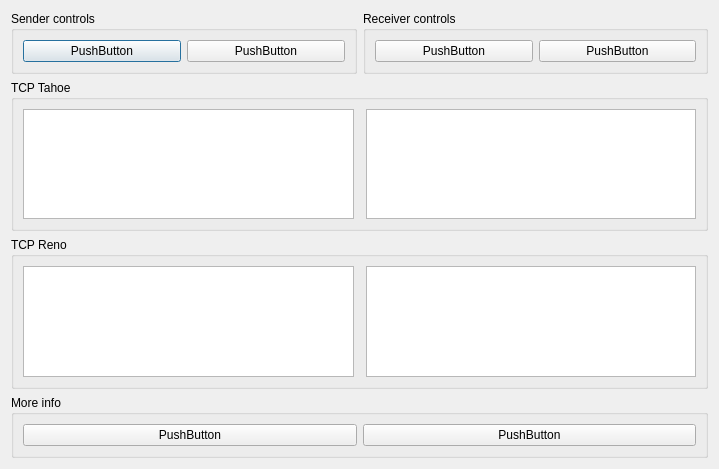
Old version of the form congestionwindow.ui in the repository AONunan/FinalYearProject.
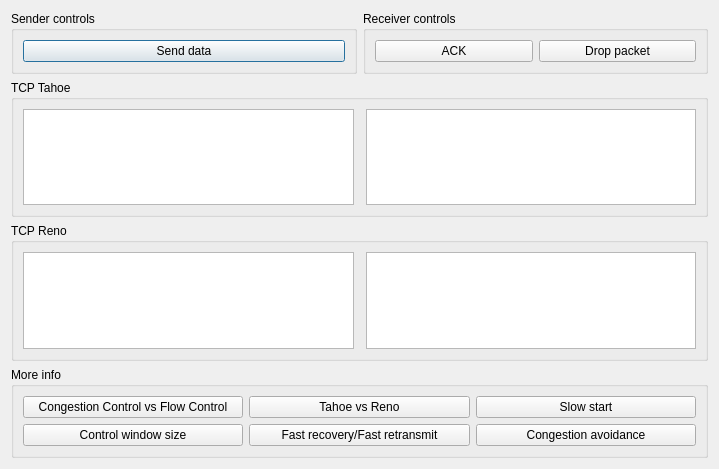
New version of the form. Custom widgets are drawn as their Qt base class.

Commit message: CongestionWindow skeletoncode added

```diff
--- a/congestionwindow.ui
+++ b/congestionwindow.ui
@@ -27,14 +27,7 @@
           <item>
            <widget class="QPushButton" name="pushButton">
             <property name="text">
-             <string>PushButton</string>
-            </property>
-           </widget>
-          </item>
-          <item>
-           <widget class="QPushButton" name="pushButton_2">
-            <property name="text">
-             <string>PushButton</string>
+             <string>Send data</string>
             </property>
            </widget>
           </item>
@@ -50,14 +43,14 @@
           <item>
            <widget class="QPushButton" name="pushButton_5">
             <property name="text">
-             <string>PushButton</string>
+             <string>ACK</string>
             </property>
            </widget>
           </item>
           <item>
            <widget class="QPushButton" name="pushButton_6">
             <property name="text">
-             <string>PushButton</string>
+             <string>Drop packet</string>
             </property>
            </widget>
           </item>
@@ -115,18 +108,46 @@
        <property name="title">
         <string>More info</string>
        </property>
-       <layout class="QHBoxLayout" name="horizontalLayout_9">
-        <item>
-         <widget class="QPushButton" name="pushButton_7">
+       <layout class="QGridLayout" name="gridLayout">
+        <item row="2" column="1">
+         <widget class="QPushButton" name="pushButton_info_frft">
           <property name="text">
-           <string>PushButton</string>
+           <string>Fast recovery/Fast retransmit</string>
           </property>
          </widget>
         </item>
-        <item>
-         <widget class="QPushButton" name="pushButton_8">
+        <item row="2" column="0">
+         <widget class="QPushButton" name="pushButton_info_cwnd">
           <property name="text">
-           <string>PushButton</string>
+           <string>Control window size</string>
+          </property>
+         </widget>
+        </item>
+        <item row="1" column="0">
+         <widget class="QPushButton" name="pushButton_info_congestion_vs_flow">
+          <property name="text">
+           <string>Congestion Control vs Flow Control</string>
+          </property>
+         </widget>
+        </item>
+        <item row="1" column="1">
+         <widget class="QPushButton" name="pushButton_info_t_vs_r">
+          <property name="text">
+           <string>Tahoe vs Reno</string>
+          </property>
+         </widget>
+        </item>
+        <item row="2" column="2">
+         <widget class="QPushButton" name="pushButton_info_cong_avoid">
+          <property name="text">
+           <string>Congestion avoidance</string>
+          </property>
+         </widget>
+        </item>
+        <item row="1" column="2">
+         <widget class="QPushButton" name="pushButton_info_slow_start">
+          <property name="text">
+           <string>Slow start</string>
           </property>
          </widget>
         </item>
```
Left out of the diff: 12 changed lines with no effect on the pictures. The commit also changes 2 other files.
